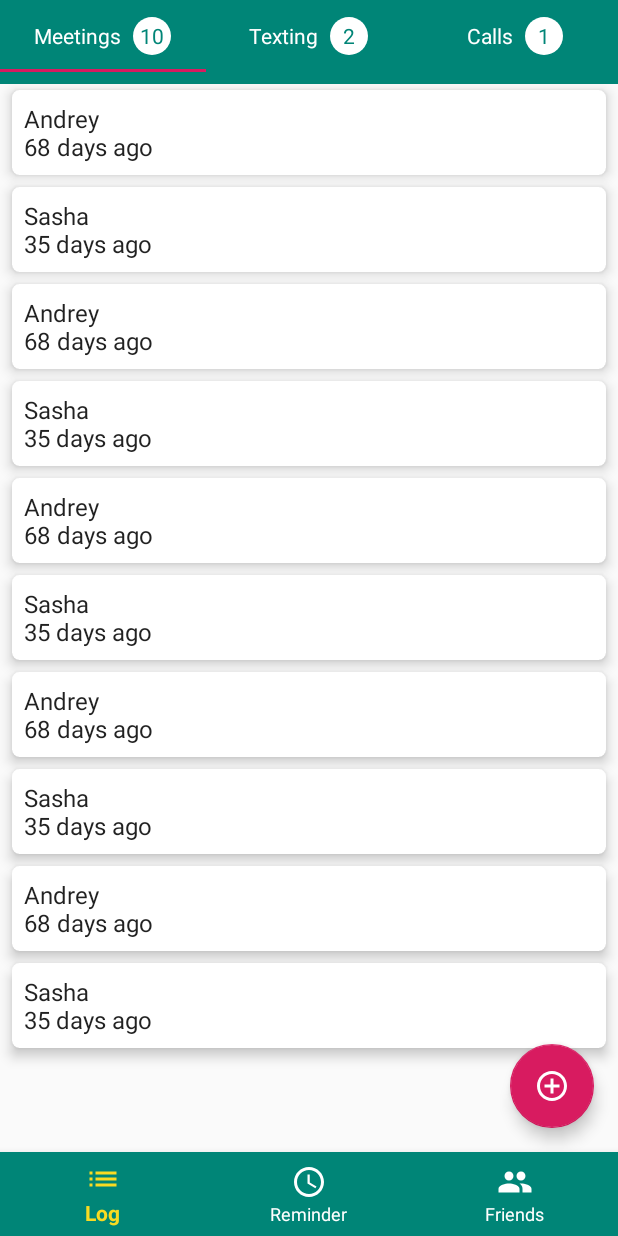
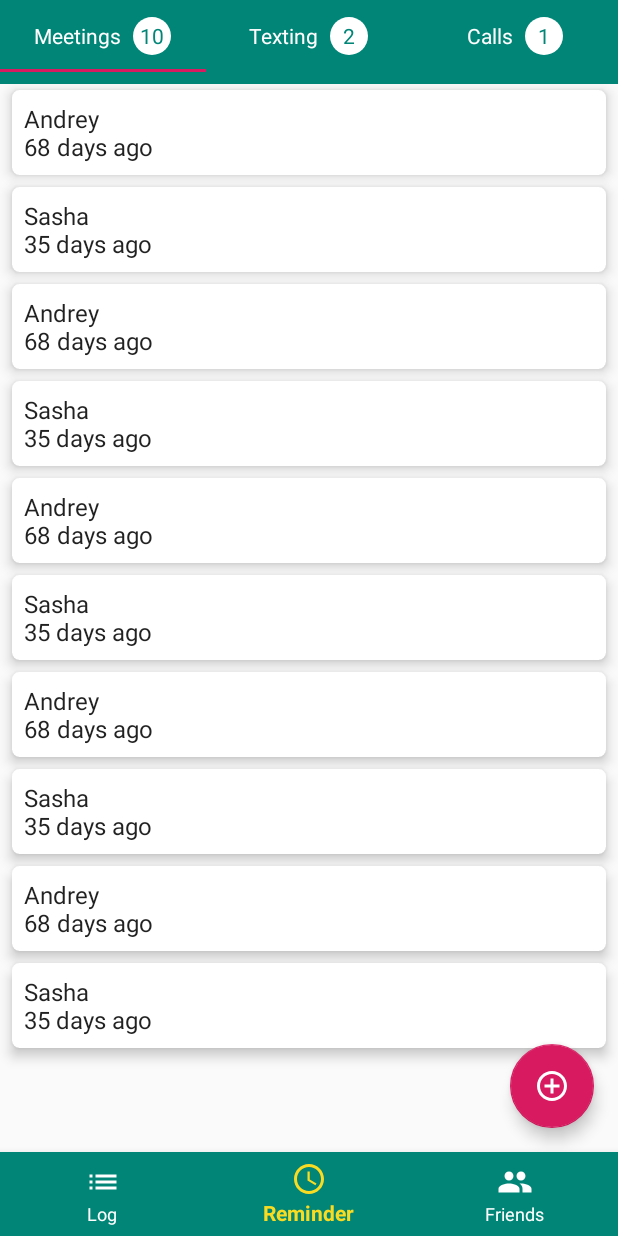
Before and after one commit to kirillsmirnov1/Friends-reminder-android, an Android app: the screen it shows after launch (MainActivity), on a phone screen of 412 x 824 dp. Run offline under Robolectric (Android 15) with nearby library versions, the light colour scheme and no system bars.

Commit message:
Move Reminder functions to corresponding fragment

```diff
--- a/app/src/main/java/com/trulden/friends/activity/MainActivity.java
+++ b/app/src/main/java/com/trulden/friends/activity/MainActivity.java
@@ -2,71 +2,42 @@ package com.trulden.friends.activity;
 
 import android.content.Intent;
 import android.os.Bundle;
+import android.widget.Toast;
+import androidx.annotation.NonNull;
 import androidx.annotation.Nullable;
 import androidx.appcompat.app.AppCompatActivity;
 import android.view.View;
 import android.view.MenuItem;
+import androidx.fragment.app.Fragment;
 import androidx.viewpager.widget.ViewPager;
+import com.google.android.material.bottomnavigation.BottomNavigationView;
 import com.google.android.material.tabs.TabLayout;
 import com.trulden.friends.adapter.PagerAdapter;
 import com.trulden.friends.R;
 import com.trulden.friends.adapter.TabCounterView;
 
-public class MainActivity extends AppCompatActivity {
+public class MainActivity extends AppCompatActivity implements BottomNavigationView.OnNavigationItemSelectedListener {
 
     private static final String LOG_TAG = MainActivity.class.getSimpleName();
     private static final int NEW_INTERACTION_REQUEST = 1;
 
     //private Toolbar mToolbar;
     private TabLayout mTabLayout;
+    private BottomNavigationView mBottomNavigation;
 
     @Override
     protected void onCreate(Bundle savedInstanceState) {
         super.onCreate(savedInstanceState);
         setContentView(R.layout.activity_main);
 
-        initToolbar();
-        initTabsAndPageViewer();
+        loadFragment(new ReminderFragment());
+        mBottomNavigation = findViewById(R.id.bottom_navigation);
+        mBottomNavigation.setOnNavigationItemSelectedListener(this);
+
+        findViewById(R.id.bottom_reminder).performClick();
     }
 
-    private void initTabsAndPageViewer() {
-        mTabLayout = findViewById(R.id.reminder_tab_layout);
 
-        TabCounterView tcv0 = new TabCounterView(this, "Meetings", getResources().getStringArray(R.array.meetings_a_while_ago).length);
-        TabCounterView tcv1 = new TabCounterView(this, "Texting", getResources().getStringArray(R.array.texting_a_while_ago).length);
-        TabCounterView tcv2 = new TabCounterView(this, "Calls", getResources().getStringArray(R.array.call_a_while_ago).length);
-
-        mTabLayout.addTab(mTabLayout.newTab().setCustomView(tcv0)); // TODO имена и прочие параметры вкладок должны браться не из констант
-        mTabLayout.addTab(mTabLayout.newTab().setCustomView(tcv1));         // Но это когда я настрою бд
-        mTabLayout.addTab(mTabLayout.newTab().setCustomView(tcv2));
-
-        mTabLayout.setTabGravity(TabLayout.GRAVITY_FILL);
-
-        final ViewPager viewPager = findViewById(R.id.reminder_pager);
-        final PagerAdapter adapter = new PagerAdapter(getSupportFragmentManager(), mTabLayout.getTabCount());
-
-        viewPager.setAdapter(adapter);
-
-        viewPager.addOnPageChangeListener(new
-                TabLayout.TabLayoutOnPageChangeListener(mTabLayout));
-
-        mTabLayout.addOnTabSelectedListener(new TabLayout.OnTabSelectedListener() {
-            @Override
-            public void onTabSelected(TabLayout.Tab tab) {
-                viewPager.setCurrentItem(tab.getPosition());
-            }
-
-            @Override
-            public void onTabUnselected(TabLayout.Tab tab) {
-
-            }
-
-            @Override
-            public void onTabReselected(TabLayout.Tab tab) {
-
-            }
-        });
-    }
 
     private void initToolbar() {
         //mToolbar = findViewById(R.id.toolbar);
@@ -110,4 +81,33 @@ public class MainActivity extends AppCompatActivity {
             }
         }
     }
+
+    private boolean loadFragment(Fragment fragment){
+        if (fragment != null) {
+            getSupportFragmentManager()
+                    .beginTransaction()
+                    .replace(R.id.fragment_container, fragment)
+                    .commit();
+            return true;
+        }
+        return false;
+    }
+
+    @Override
+    public boolean onNavigationItemSelected(@NonNull MenuItem menuItem) {
+        Fragment fragment = null;
+
+        switch (menuItem.getItemId()){
+            case R.id.bottom_log:
+                Toast.makeText(this, "TODO", Toast.LENGTH_SHORT).show();
+                break;
+            case R.id.bottom_reminder:
+                fragment = new ReminderFragment();
+                break;
+            case R.id.bottom_friends:
+                Toast.makeText(this, "TODO", Toast.LENGTH_SHORT).show();
+        }
+
+        return loadFragment(fragment);
+    }
 }
--- /dev/null
+++ b/app/src/main/java/com/trulden/friends/activity/ReminderFragment.java
@@ -0,0 +1,83 @@
+package com.trulden.friends.activity;
+
+
+import android.os.Bundle;
+import androidx.annotation.NonNull;
+import androidx.annotation.Nullable;
+import androidx.fragment.app.Fragment;
+import android.view.LayoutInflater;
+import android.view.View;
+import android.view.ViewGroup;
+
+import androidx.viewpager.widget.ViewPager;
+import com.google.android.material.tabs.TabLayout;
+import com.trulden.friends.R;
+import com.trulden.friends.adapter.PagerAdapter;
+import com.trulden.friends.adapter.TabCounterView;
+
+/**
+ * A simple {@link Fragment} subclass.
+ */
+public class ReminderFragment extends Fragment {
+
+    TabLayout mTabLayout;
+
+    public ReminderFragment() {
+        // Required empty public constructor
+    }
+
+    @Override
+    public View onCreateView(LayoutInflater inflater, ViewGroup container,
+                             Bundle savedInstanceState) {
+        // Inflate the layout for this fragment
+
+        return inflater.inflate(R.layout.fragment_reminder, container, false);
+    }
+
+    @Override
+    public void onViewCreated(@NonNull View view, @Nullable Bundle savedInstanceState) {
+        super.onViewCreated(view, savedInstanceState);
+
+        initTabsAndPageViewer(view);
+    }
+
+    private void initTabsAndPageViewer(View view) {
+        mTabLayout = view.findViewById(R.id.reminder_tab_layout);
+
+        TabCounterView tcv0 = new TabCounterView(getContext(), "Meetings", getResources().getStringArray(R.array.meetings_a_while_ago).length);
+        TabCounterView tcv1 = new TabCounterView(getContext(), "Texting", getResources().getStringArray(R.array.texting_a_while_ago).length);
+        TabCounterView tcv2 = new TabCounterView(getContext(), "Calls", getResources().getStringArray(R.array.call_a_while_ago).length);
+
+        mTabLayout.addTab(mTabLayout.newTab().setCustomView(tcv0)); // TODO имена и прочие параметры вкладок должны браться не из констант
+        mTabLayout.addTab(mTabLayout.newTab().setCustomView(tcv1));         // Но это когда я настрою бд
+        mTabLayout.addTab(mTabLayout.newTab().setCustomView(tcv2));
+
+        mTabLayout.setTabGravity(TabLayout.GRAVITY_FILL);
+
+        final ViewPager viewPager = view.findViewById(R.id.reminder_pager);
+        final PagerAdapter adapter = new PagerAdapter(getFragmentManager(), mTabLayout.getTabCount());
+
+        viewPager.setAdapter(adapter);
+
+        viewPager.addOnPageChangeListener(new
+                TabLayout.TabLayoutOnPageChangeListener(mTabLayout));
+
+        mTabLayout.addOnTabSelectedListener(new TabLayout.OnTabSelectedListener() {
+            @Override
+            public void onTabSelected(TabLayout.Tab tab) {
+                viewPager.setCurrentItem(tab.getPosition());
+            }
+
+            @Override
+            public void onTabUnselected(TabLayout.Tab tab) {
+
+            }
+
+            @Override
+            public void onTabReselected(TabLayout.Tab tab) {
+
+            }
+        });
+    }
+
+}
--- a/app/src/main/res/layout/activity_main.xml
+++ b/app/src/main/res/layout/activity_main.xml
@@ -26,22 +26,10 @@
 
 <!--    </com.google.android.material.appbar.AppBarLayout>-->
 
-    <com.google.android.material.tabs.TabLayout
-            android:id="@+id/reminder_tab_layout"
-            android:layout_width="match_parent"
-            android:layout_height="wrap_content"
-
-            android:background="?attr/colorPrimary"
-            android:minHeight="?attr/actionBarSize"
-            android:theme="@style/ThemeOverlay.AppCompat.Dark.ActionBar"
-            />
-
-    <androidx.viewpager.widget.ViewPager
-            android:id="@+id/reminder_pager"
+    <FrameLayout
+            android:id="@+id/fragment_container"
             android:layout_width="match_parent"
             android:layout_height="fill_parent"
-            android:layout_below="@id/reminder_tab_layout"
-            android:layout_above="@id/bottom_navigation"
             />
 
         <com.google.android.material.floatingactionbutton.FloatingActionButton
--- /dev/null
+++ b/app/src/main/res/layout/fragment_reminder.xml
@@ -0,0 +1,35 @@
+<?xml version="1.0" encoding="utf-8"?>
+<androidx.constraintlayout.widget.ConstraintLayout
+        xmlns:android="http://schemas.android.com/apk/res/android"
+        xmlns:app="http://schemas.android.com/apk/res-auto"
+        xmlns:tools="http://schemas.android.com/tools"
+             android:layout_width="match_parent"
+             android:layout_height="match_parent"
+             tools:context=".activity.ReminderFragment"
+        >
+
+    <com.google.android.material.tabs.TabLayout
+            android:id="@+id/reminder_tab_layout"
+            android:layout_width="match_parent"
+            android:layout_height="wrap_content"
+
+            android:background="?attr/colorPrimary"
+            android:minHeight="?attr/actionBarSize"
+            android:theme="@style/ThemeOverlay.AppCompat.Dark.ActionBar"
+            app:layout_constraintStart_toStartOf="parent"
+            app:layout_constraintEnd_toEndOf="parent"
+            app:layout_constraintTop_toTopOf="parent"
+            />
+
+    <androidx.viewpager.widget.ViewPager
+            android:id="@+id/reminder_pager"
+            android:layout_width="match_parent"
+            android:layout_height="0dp"
+            android:layout_below="@id/reminder_tab_layout"
+            app:layout_constraintTop_toBottomOf="@+id/reminder_tab_layout"
+            app:layout_constraintBottom_toBottomOf="parent"
+            app:layout_constraintEnd_toEndOf="parent"
+            app:layout_constraintStart_toStartOf="parent"
+            />
+
+</androidx.constraintlayout.widget.ConstraintLayout>
--- a/app/src/main/res/values/strings.xml
+++ b/app/src/main/res/values/strings.xml
@@ -71,5 +71,8 @@
         <item>2018–10–10 \nCall with [Darina] \nПоболтали за жизулю и NY.</item>
     </string-array>
 
+    <!-- TODO: Remove or change this placeholder text -->
+    <string name="hello_blank_fragment">Hello blank fragment</string>
+
 
 </resources>
```
